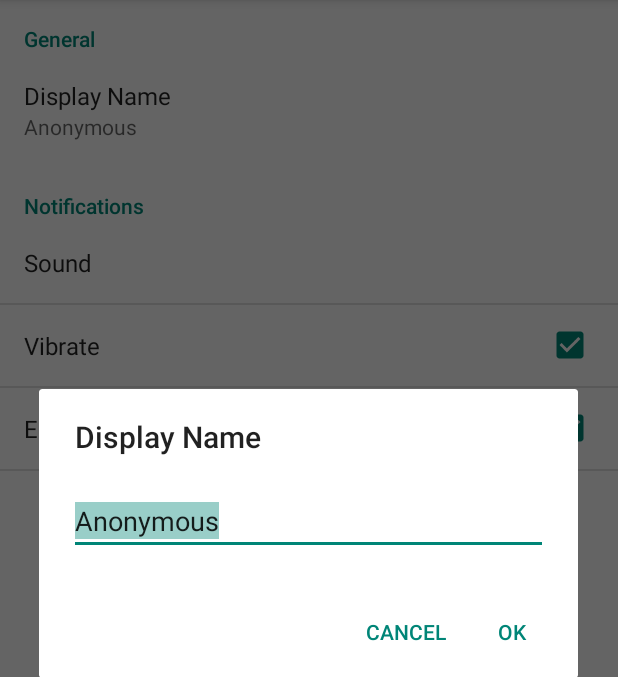
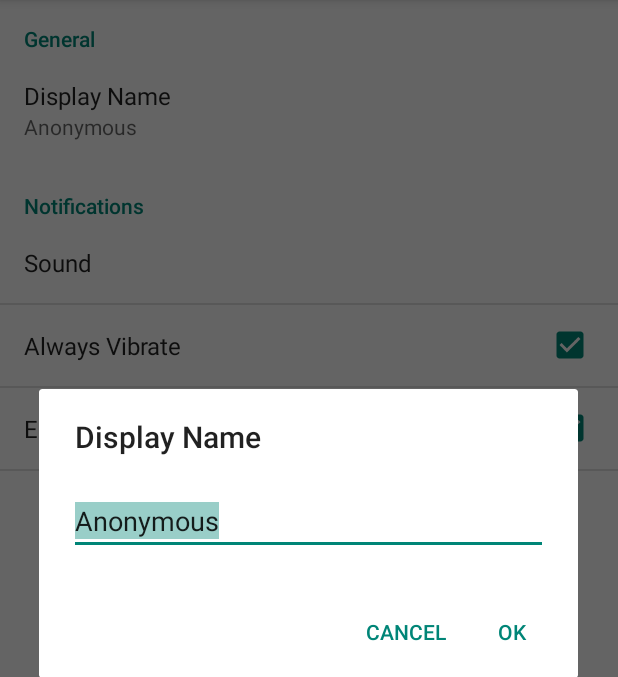
Before and after one commit to jordanell/humans-android, an Android app: the fragment SettingsFragment placed in its activity, after a tap on "Display Name", on a phone screen of 412 x 824 dp, the part 84-761 px from its top. Run offline under Robolectric (Android 15) with nearby library versions, the phone set to English and light mode, and no system bars; libraries missing offline, so code that uses them is left out: com.loopj.android, com.ocpsoft.pretty; 3 statements that could not run were skipped.

```diff
--- a/app/src/main/res/layout/fragment_settings.xml
+++ b/app/src/main/res/layout/fragment_settings.xml
@@ -33,7 +33,7 @@
 
         <CheckBoxPreference
             android:key="message_vibrate"
-            android:title="Vibrate"
+            android:title="Always Vibrate"
             android:defaultValue="true" />
 
         <CheckBoxPreference
```
